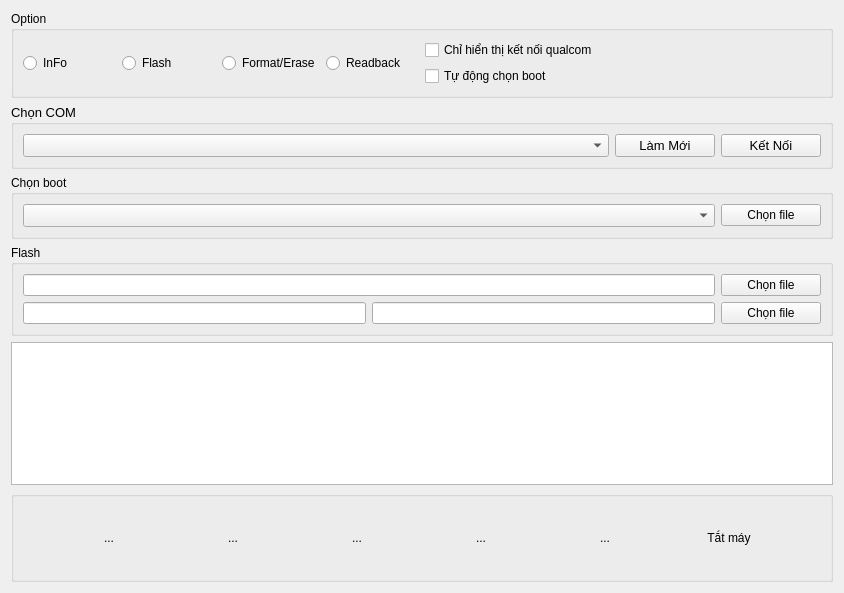
This is sourcecode/26MobileTool/QualComMobileWidget.ui in sauantao/AndroidMobileSolution as Qt 5 draws it before an edit. The edited form follows.
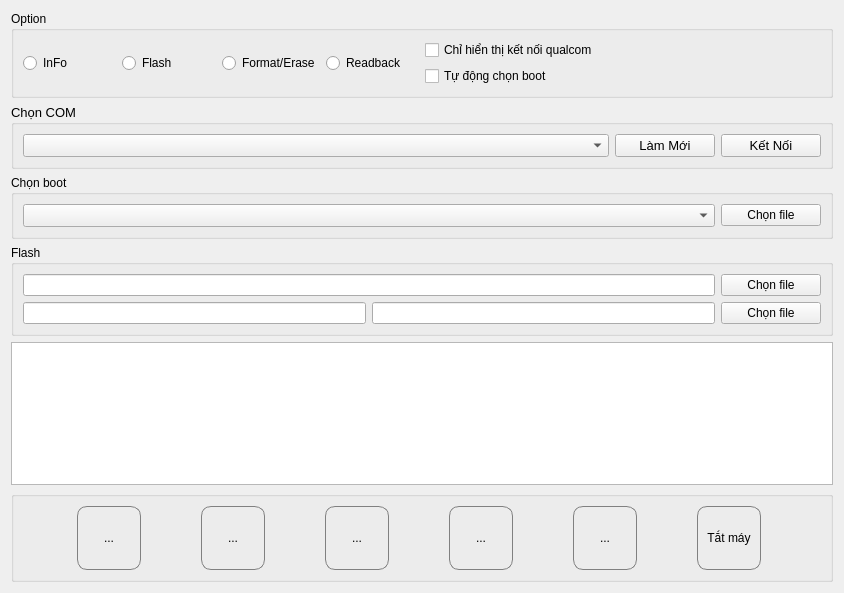
This is the edited form. Icons and pictures are not drawn.

```diff
--- a/sourcecode/26MobileTool/QualComMobileWidget.ui
+++ b/sourcecode/26MobileTool/QualComMobileWidget.ui
@@ -278,7 +278,9 @@
              </size>
             </property>
             <property name="styleSheet">
-             <string notr="true">background: transparent; border: none;</string>
+             <string notr="true">background: transparent;
+border-radius: 10px;
+border: 1px solid grey;</string>
             </property>
             <property name="text">
              <string>...</string>
@@ -310,7 +312,9 @@
              </size>
             </property>
             <property name="styleSheet">
-             <string notr="true">background: transparent; border: none;</string>
+             <string notr="true">background: transparent;
+border-radius: 10px;
+border: 1px solid grey;</string>
             </property>
             <property name="text">
              <string>...</string>
@@ -342,7 +346,9 @@
              </size>
             </property>
             <property name="styleSheet">
-             <string notr="true">background: transparent; border: none;</string>
+             <string notr="true">background: transparent;
+border-radius: 10px;
+border: 1px solid grey;</string>
             </property>
             <property name="text">
              <string>...</string>
@@ -368,7 +374,9 @@
              </size>
             </property>
             <property name="styleSheet">
-             <string notr="true">background: transparent; border: none;</string>
+             <string notr="true">background: transparent;
+border-radius: 10px;
+border: 1px solid grey;</string>
             </property>
             <property name="text">
              <string>...</string>
@@ -400,7 +408,9 @@
              </size>
             </property>
             <property name="styleSheet">
-             <string notr="true">background: transparent; border: none;</string>
+             <string notr="true">background: transparent;
+border-radius: 10px;
+border: 1px solid grey;</string>
             </property>
             <property name="text">
              <string>...</string>
@@ -426,7 +436,10 @@
              </size>
             </property>
             <property name="styleSheet">
-             <string notr="true">background: transparent; border: none;</string>
+             <string notr="true">background: transparent;
+border-radius: 10px;
+border: 1px solid grey;
+</string>
             </property>
             <property name="text">
              <string>Tắt máy</string>
```
